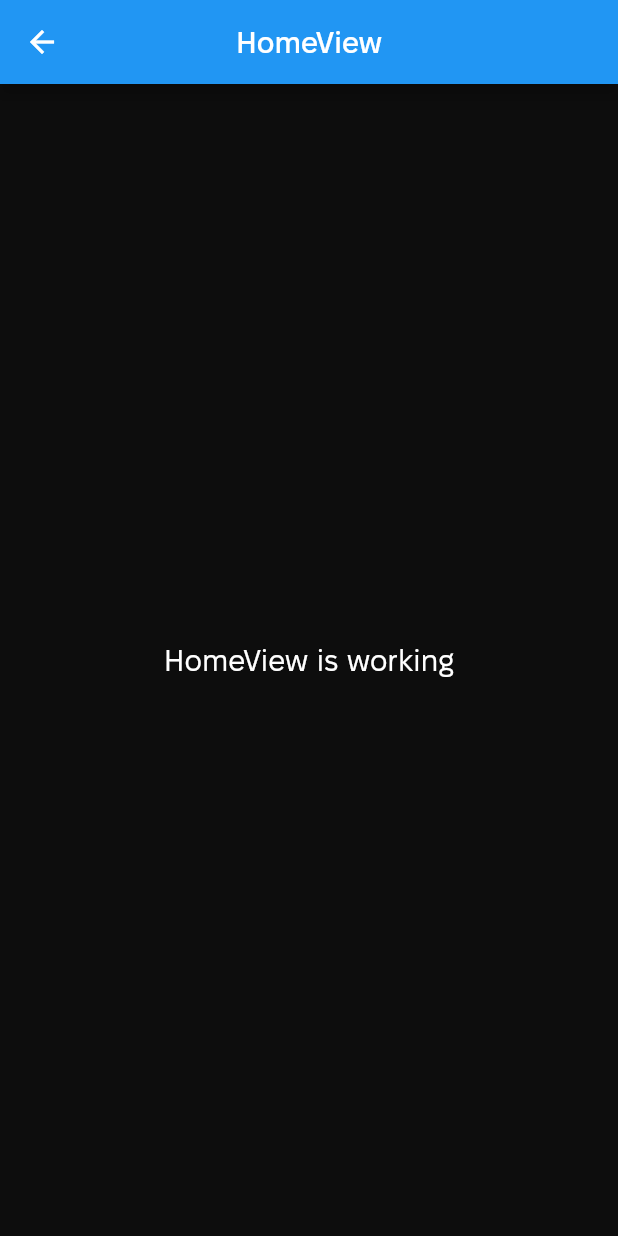
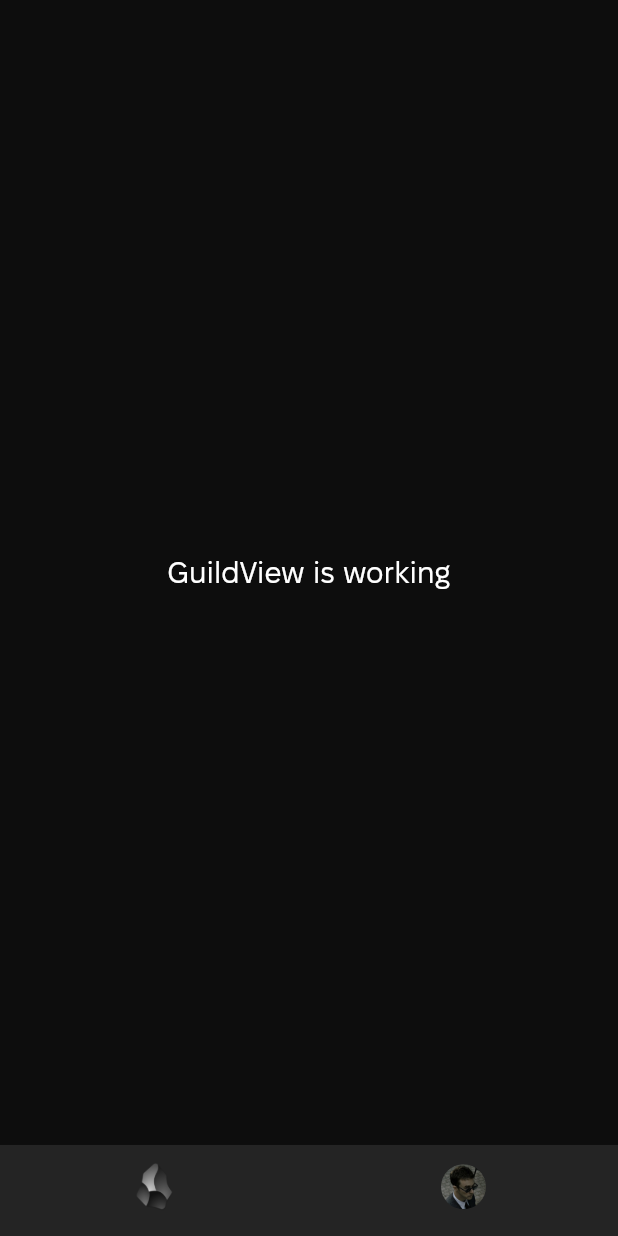
Before and after one commit to denver-code/denscord_fe, a Flutter app: the HomeView screen opened by its route, on a phone screen of 412 x 824 dp. Run offline on Flutter 3.47's test engine with Material 2 defaults, Android fonts, the phone set to English and light mode, and no system bars; our stand-ins replace get.

Commit message:
Home page and profile page

```diff
--- a/lib/app/components/button.dart
+++ b/lib/app/components/button.dart
@@ -1,4 +1,3 @@
-import 'package:denscord_fe/app/utils/hex2color.dart';
 import 'package:flutter/material.dart';
 
 class BigButtonWidget extends StatelessWidget {
--- a/lib/app/modules/authorisation/views/authorisation_view.dart
+++ b/lib/app/modules/authorisation/views/authorisation_view.dart
@@ -35,7 +35,7 @@ class AuthorisationView extends GetView<AuthorisationController> {
                 crossAxisAlignment: CrossAxisAlignment.center,
                 children: [
                   SizedBox(
-                    height: Get.height / 50,
+                    height: Get.height / 20,
                   ),
                   const Text("Welcome back!",
                       style: TextStyle(
@@ -56,7 +56,7 @@ class AuthorisationView extends GetView<AuthorisationController> {
                 ],
               ),
               SizedBox(
-                height: Get.height / 4.5,
+                height: Get.height / 5.5,
               ),
               Column(
                 children: [
--- a/lib/app/modules/home/controllers/home_controller.dart
+++ b/lib/app/modules/home/controllers/home_controller.dart
@@ -1,23 +1,56 @@
+import 'package:denscord_fe/app/components/profile_button.dart';
+import 'package:flutter/material.dart';
 import 'package:get/get.dart';
 
 class HomeController extends GetxController {
-  //TODO: Implement HomeController
+  var tabIndex = 0.obs;
 
-  final count = 0.obs;
+  Map user = {
+    "id": "sdiuhfhsfisudfoise",
+    "username": "denver-code",
+    "avatar": "assets/images/avatar.png",
+    "email": "csigorek@gmail.com",
+    "is_nitro": true,
+  };
+
+  List<Widget> accountSettingsButtons = [
+    ProfileButton(
+      text: "My Security",
+      status: "active",
+      icon: Icons.shield_outlined,
+      onPressed: () {},
+    ),
+    ProfileButton(
+      text: "Edit Profile",
+      status: "inactive",
+      icon: Icons.edit_outlined,
+      onPressed: () {},
+    ),
+    ProfileButton(
+      text: "Your Hub",
+      status: "incative",
+      icon: Icons.smartphone_rounded,
+      onPressed: () {},
+    ),
+    ProfileButton(
+      text: "Dev tools",
+      status: "active",
+      icon: Icons.donut_large_rounded,
+      onPressed: () {},
+    ),
+  ];
+
+  void changeTabIndex(int index) {
+    tabIndex.value = index;
+  }
+
   @override
   void onInit() {
     super.onInit();
   }
 
   @override
-  void onReady() {
-    super.onReady();
+  void dispose() {
+    super.dispose();
   }
-
-  @override
-  void onClose() {
-    super.onClose();
-  }
-
-  void increment() => count.value++;
 }
--- /dev/null
+++ b/lib/app/modules/home/views/guilds_view.dart
@@ -0,0 +1,21 @@
+import 'package:flutter/material.dart';
+
+import 'package:get/get.dart';
+
+import '../controllers/home_controller.dart';
+
+class GuildView extends GetView<HomeController> {
+  GuildView({Key? key}) : super(key: key);
+
+  @override
+  Widget build(BuildContext context) {
+    HomeController homeController = Get.put(HomeController());
+    return Scaffold(
+        body: Center(
+      child: Text(
+        'GuildView is working',
+        style: TextStyle(fontSize: 20),
+      ),
+    ));
+  }
+}
--- a/lib/app/modules/home/views/home_view.dart
+++ b/lib/app/modules/home/views/home_view.dart
@@ -1,3 +1,6 @@
+import 'package:denscord_fe/app/modules/home/views/guilds_view.dart';
+import 'package:denscord_fe/app/modules/home/views/profile_view.dart';
+import 'package:denscord_fe/theme.dart';
 import 'package:flutter/material.dart';
 
 import 'package:get/get.dart';
@@ -5,20 +8,52 @@ import 'package:get/get.dart';
 import '../controllers/home_controller.dart';
 
 class HomeView extends GetView<HomeController> {
-  const HomeView({Key? key}) : super(key: key);
+  HomeView({Key? key}) : super(key: key);
+
+  final TextStyle unselectedLabelStyle = TextStyle(
+      color: Colors.white.withOpacity(0.5),
+      fontWeight: FontWeight.w500,
+      fontSize: 12);
+
+  final TextStyle selectedLabelStyle = const TextStyle(
+      color: Colors.white, fontWeight: FontWeight.w500, fontSize: 12);
+
+  buildBottomNavigationMenu(context, landingPageController) {
+    return Obx(() => BottomNavigationBar(
+          showUnselectedLabels: false,
+          showSelectedLabels: false,
+          onTap: landingPageController.changeTabIndex,
+          currentIndex: landingPageController.tabIndex.value,
+          backgroundColor: DenscordColors.buttonSecondary,
+          unselectedItemColor: Colors.white.withOpacity(0.5),
+          selectedItemColor: Colors.white,
+          unselectedLabelStyle: unselectedLabelStyle,
+          selectedLabelStyle: selectedLabelStyle,
+          items: [
+            BottomNavigationBarItem(
+              icon: Image.asset("assets/images/obs_dark.png", width: 25.0),
+              label: 'Home',
+            ),
+            BottomNavigationBarItem(
+              icon: ClipRRect(
+                  borderRadius: BorderRadius.circular(25.0),
+                  child: Image.asset(landingPageController.user["avatar"],
+                      width: 30.0)),
+              label: 'Profile',
+            ),
+          ],
+        ));
+  }
+
   @override
   Widget build(BuildContext context) {
+    HomeController homeController = Get.put(HomeController());
     return Scaffold(
-      appBar: AppBar(
-        title: const Text('HomeView'),
-        centerTitle: true,
-      ),
-      body: const Center(
-        child: Text(
-          'HomeView is working',
-          style: TextStyle(fontSize: 20),
-        ),
-      ),
+      bottomNavigationBar: buildBottomNavigationMenu(context, homeController),
+      body: Obx(() => IndexedStack(
+            index: homeController.tabIndex.value,
+            children: [GuildView(), ProfileView()],
+          )),
     );
   }
 }
--- a/lib/app/routes/app_pages.dart
+++ b/lib/app/routes/app_pages.dart
@@ -19,7 +19,7 @@ class AppPages {
   static final routes = [
     GetPage(
       name: _Paths.HOME,
-      page: () => const HomeView(),
+      page: () => HomeView(),
       binding: HomeBinding(),
     ),
     GetPage(
--- a/lib/theme.dart
+++ b/lib/theme.dart
@@ -6,5 +6,6 @@ class DenscordColors {
   static Color buttonPrimary = HexColor.fromHex("#8758FF");
   static Color buttonSecondary = HexColor.fromHex("#242424");
   static Color textSecondary = HexColor.fromHex("#989898");
+  static Color textHint = HexColor.fromHex("#444444");
   static Color link = HexColor.fromHex("#4BA7F5");
 }
--- a/pubspec.yaml
+++ b/pubspec.yaml
@@ -10,6 +10,7 @@ dependencies:
   get: 4.6.5
   flutter:
     sdk: flutter
+  animated_bottom_navigation_bar: ^1.2.0
 
 dev_dependencies:
   flutter_lints: ^2.0.0
```
Also changed, not shown: lib/app/components/half_border.dart (added, +29 -0 lines), lib/app/components/profile_button.dart (added, +105 -0 lines), lib/app/components/settings_button.dart (added, +61 -0 lines), lib/app/modules/home/views/profile_view.dart (added, +203 -0 lines), assets/images/avatar.png (added), assets/images/ds_avatar.png (added), assets/images/nitro.png (added), assets/images/obs_dark.png (added), assets/images/profile_bg.png (added), assets/images/shade.png (added), assets/images/user_icon.png (added), pubspec.lock.
